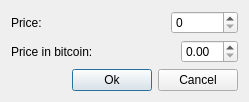
Qt form client/base/interface/GetPrice.ui (alphaonex86/CatchChallenger) before a commit.
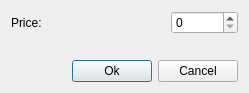
The same form after that commit.

The edit to the form file:
```diff
--- a/client/base/interface/GetPrice.ui
+++ b/client/base/interface/GetPrice.ui
@@ -45,33 +45,6 @@
      </item>
     </layout>
    </item>
-   <item>
-    <layout class="QHBoxLayout" name="horizontalLayout_2">
-     <item>
-      <widget class="QLabel" name="label_bitcoin">
-       <property name="text">
-        <string>Price in bitcoin:</string>
-       </property>
-      </widget>
-     </item>
-     <item>
-      <spacer name="horizontalSpacer_2">
-       <property name="orientation">
-        <enum>Qt::Horizontal</enum>
-       </property>
-       <property name="sizeHint" stdset="0">
-        <size>
-         <width>40</width>
-         <height>20</height>
-        </size>
-       </property>
-      </spacer>
-     </item>
-     <item>
-      <widget class="QDoubleSpinBox" name="bitcoin"/>
-     </item>
-    </layout>
-   </item>
    <item>
     <spacer name="verticalSpacer">
      <property name="orientation">
```
